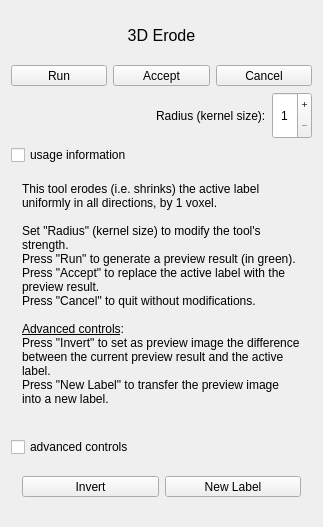
This is Modules/SegmentationUI/Qmitk/QmitkErodeTool3DGUIControls.ui in MITK/MITK as Qt 5 draws it before an edit. The edited form follows.
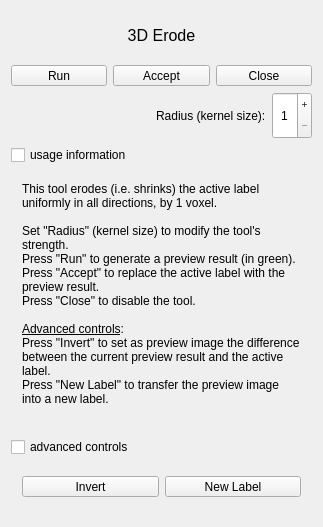
This is the edited form. Icons and pictures are not drawn.

Commit message: enabled the otsu tool for automatic multiple thresholding

What changed in the file:
```diff
--- a/Modules/SegmentationUI/Qmitk/QmitkErodeTool3DGUIControls.ui
+++ b/Modules/SegmentationUI/Qmitk/QmitkErodeTool3DGUIControls.ui
@@ -143,7 +143,7 @@
         <string>Replace active label with preview result</string>
        </property>
        <property name="text">
-        <string>Cancel</string>
+        <string>Close</string>
        </property>
        <property name="icon">
         <iconset resource="../resources/SegmentationUI.qrc">
@@ -272,7 +272,7 @@
 &lt;p style=&quot; margin-top:0px; margin-bottom:0px; margin-left:0px; margin-right:0px; -qt-block-indent:0; text-indent:0px;&quot;&gt;&lt;span style=&quot; font-family:'Sans'; font-size:9pt;&quot;&gt;Set &amp;quot;Radius&amp;quot; (kernel size) to modify the tool's strength.&lt;/span&gt;&lt;/p&gt;
 &lt;p style=&quot; margin-top:0px; margin-bottom:0px; margin-left:0px; margin-right:0px; -qt-block-indent:0; text-indent:0px;&quot;&gt;&lt;span style=&quot; font-family:'Sans'; font-size:9pt;&quot;&gt;Press &amp;quot;Run&amp;quot; to generate a preview result (in green).&lt;/span&gt;&lt;/p&gt;
 &lt;p style=&quot; margin-top:0px; margin-bottom:0px; margin-left:0px; margin-right:0px; -qt-block-indent:0; text-indent:0px;&quot;&gt;&lt;span style=&quot; font-family:'Sans'; font-size:9pt;&quot;&gt;Press &amp;quot;Accept&amp;quot; to replace the active label with the preview result.&lt;/span&gt;&lt;/p&gt;
-&lt;p style=&quot; margin-top:0px; margin-bottom:0px; margin-left:0px; margin-right:0px; -qt-block-indent:0; text-indent:0px;&quot;&gt;&lt;span style=&quot; font-family:'Sans'; font-size:9pt;&quot;&gt;Press &amp;quot;Cancel&amp;quot; to quit without modifications.&lt;/span&gt;&lt;/p&gt;
+&lt;p style=&quot; margin-top:0px; margin-bottom:0px; margin-left:0px; margin-right:0px; -qt-block-indent:0; text-indent:0px;&quot;&gt;&lt;span style=&quot; font-family:'Sans'; font-size:9pt;&quot;&gt;Press &amp;quot;Close&amp;quot; to disable the tool.&lt;/span&gt;&lt;/p&gt;
 &lt;p style=&quot;-qt-paragraph-type:empty; margin-top:0px; margin-bottom:0px; margin-left:0px; margin-right:0px; -qt-block-indent:0; text-indent:0px; font-family:'Sans'; font-size:9pt;&quot;&gt;&lt;br /&gt;&lt;/p&gt;
 &lt;p style=&quot; margin-top:0px; margin-bottom:0px; margin-left:0px; margin-right:0px; -qt-block-indent:0; text-indent:0px;&quot;&gt;&lt;span style=&quot; font-family:'Sans'; font-size:9pt; text-decoration: underline;&quot;&gt;Advanced controls&lt;/span&gt;&lt;span style=&quot; font-family:'Sans'; font-size:9pt;&quot;&gt;: &lt;/span&gt;&lt;/p&gt;
 &lt;p style=&quot; margin-top:0px; margin-bottom:0px; margin-left:0px; margin-right:0px; -qt-block-indent:0; text-indent:0px;&quot;&gt;&lt;span style=&quot; font-family:'Sans'; font-size:9pt;&quot;&gt;Press &amp;quot;Invert&amp;quot; to set as preview image the difference between the current preview result and the active label.&lt;/span&gt;&lt;/p&gt;
```
The commit also changes 21 other files.
